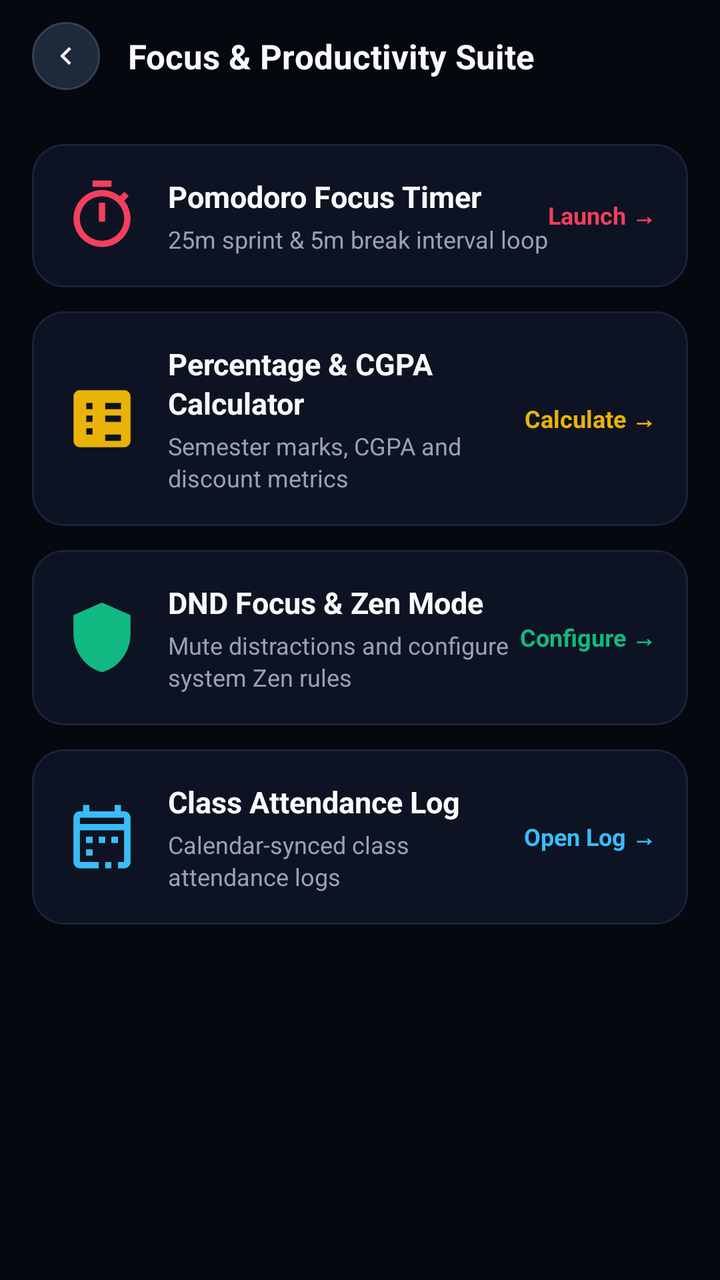
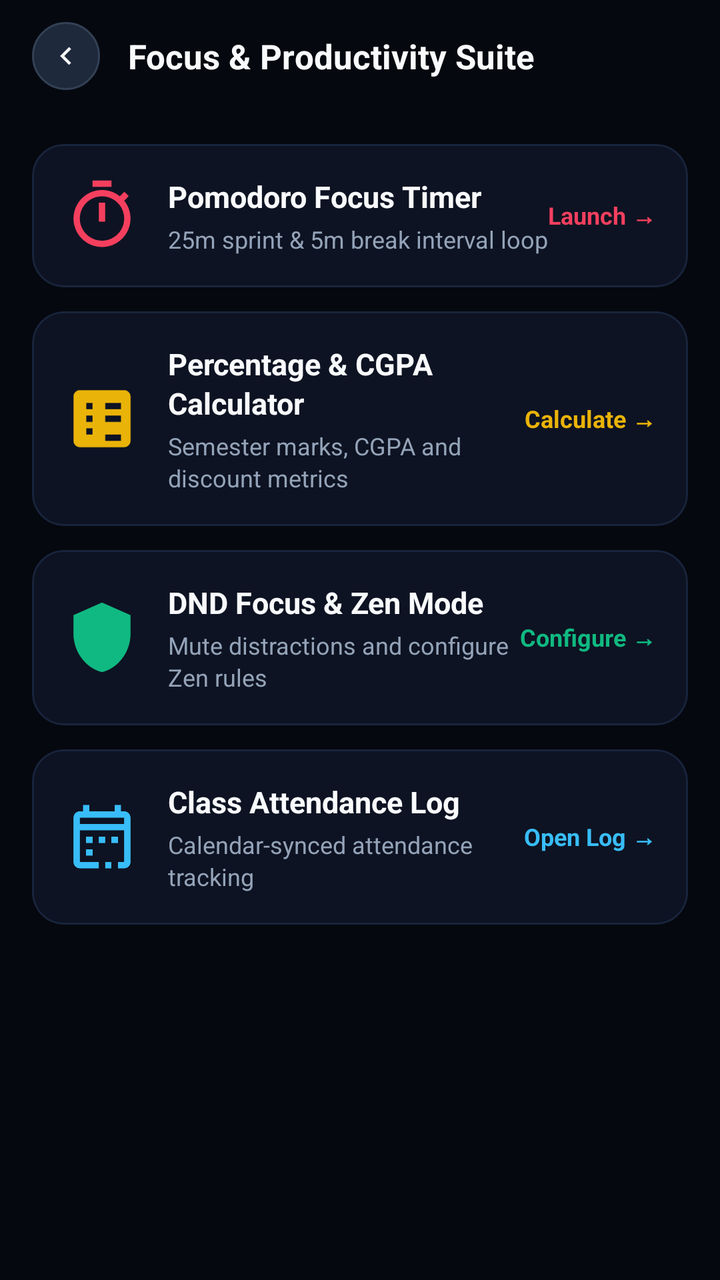

Compare the two renders of this Android layout. The source of the first and the diff that turns it into the second are given below.
<!-- AndroidManifest.xml: activity theme Theme.DuoRhythm -->
<!-- res/layout/activity_focus_suite.xml -->
<?xml version="1.0" encoding="utf-8"?>
<LinearLayout xmlns:android="http://schemas.android.com/apk/res/android"
    xmlns:app="http://schemas.android.com/apk/res-auto"
    android:layout_width="match_parent"
    android:layout_height="match_parent"
    android:background="#06080F"
    android:orientation="vertical">

    
    <LinearLayout
        android:layout_width="match_parent"
        android:layout_height="56dp"
        android:gravity="center_vertical"
        android:orientation="horizontal"
        android:paddingHorizontal="16dp">

        <ImageView
            android:id="@+id/btnBackFocus"
            android:layout_width="34dp"
            android:layout_height="34dp"
            android:background="@drawable/bg_circle_button_dark"
            android:contentDescription="Back"
            android:padding="8dp"
            android:src="@drawable/ic_chevron_left"
            app:tint="#F8FAFC" />

        <TextView
            android:layout_width="wrap_content"
            android:layout_height="wrap_content"
            android:layout_marginStart="14dp"
            android:text="Focus &amp; Productivity Suite"
            android:textColor="#F8FAFC"
            android:textSize="17sp"
            android:textStyle="bold" />
    </LinearLayout>

    <ScrollView
        android:layout_width="match_parent"
        android:layout_height="0dp"
        android:layout_weight="1"
        android:padding="16dp">

        <LinearLayout
            android:layout_width="match_parent"
            android:layout_height="wrap_content"
            android:orientation="vertical">

            
            <com.google.android.material.card.MaterialCardView
                android:id="@+id/cardPomodoroLaunch"
                android:layout_width="match_parent"
                android:layout_height="wrap_content"
                android:layout_marginBottom="12dp"
                app:cardBackgroundColor="#0D1322"
                app:cardCornerRadius="16dp"
                app:cardElevation="0dp"
                app:strokeColor="#18243C"
                app:strokeWidth="1dp">

                <LinearLayout
                    android:layout_width="match_parent"
                    android:layout_height="wrap_content"
                    android:gravity="center_vertical"
                    android:orientation="horizontal"
                    android:padding="16dp">

                    <ImageView
                        android:layout_width="38dp"
                        android:layout_height="38dp"
                        android:src="@drawable/ic_timer"
                        app:tint="#F43F5E" />

                    <LinearLayout
                        android:layout_width="0dp"
                        android:layout_height="wrap_content"
                        android:layout_marginStart="14dp"
                        android:layout_weight="1"
                        android:orientation="vertical">

                        <TextView
                            android:layout_width="wrap_content"
                            android:layout_height="wrap_content"
                            android:text="Pomodoro Focus Timer"
                            android:textColor="#F8FAFC"
                            android:textSize="15sp"
                            android:textStyle="bold" />

                        <TextView
                            android:layout_width="wrap_content"
                            android:layout_height="wrap_content"
                            android:layout_marginTop="3dp"
                            android:text="25m sprint &amp; 5m break interval loop"
                            android:textColor="#94A3B8"
                            android:textSize="12sp" />
                    </LinearLayout>

                    <TextView
                        android:layout_width="wrap_content"
                        android:layout_height="wrap_content"
                        android:text="Launch →"
                        android:textColor="#F43F5E"
                        android:textSize="12sp"
                        android:textStyle="bold" />
                </LinearLayout>
            </com.google.android.material.card.MaterialCardView>

            
            <com.google.android.material.card.MaterialCardView
                android:id="@+id/cardCalculatorLaunch"
                android:layout_width="match_parent"
                android:layout_height="wrap_content"
                android:layout_marginBottom="12dp"
                app:cardBackgroundColor="#0D1322"
                app:cardCornerRadius="16dp"
                app:cardElevation="0dp"
                app:strokeColor="#18243C"
                app:strokeWidth="1dp">

                <LinearLayout
                    android:layout_width="match_parent"
                    android:layout_height="wrap_content"
                    android:gravity="center_vertical"
                    android:orientation="horizontal"
                    android:padding="16dp">

                    <ImageView
                        android:layout_width="38dp"
                        android:layout_height="38dp"
                        android:src="@drawable/ic_calculator"
                        app:tint="#EAB308" />

                    <LinearLayout
                        android:layout_width="0dp"
                        android:layout_height="wrap_content"
                        android:layout_marginStart="14dp"
                        android:layout_weight="1"
                        android:orientation="vertical">

                        <TextView
                            android:layout_width="wrap_content"
                            android:layout_height="wrap_content"
                            android:text="Percentage &amp; CGPA Calculator"
                            android:textColor="#F8FAFC"
                            android:textSize="15sp"
                            android:textStyle="bold" />

                        <TextView
                            android:layout_width="wrap_content"
                            android:layout_height="wrap_content"
                            android:layout_marginTop="3dp"
                            android:text="Semester marks, CGPA and discount metrics"
                            android:textColor="#94A3B8"
                            android:textSize="12sp" />
                    </LinearLayout>

                    <TextView
                        android:layout_width="wrap_content"
                        android:layout_height="wrap_content"
                        android:text="Calculate →"
                        android:textColor="#EAB308"
                        android:textSize="12sp"
                        android:textStyle="bold" />
                </LinearLayout>
            </com.google.android.material.card.MaterialCardView>

            
            <com.google.android.material.card.MaterialCardView
                android:id="@+id/cardDndLaunch"
                android:layout_width="match_parent"
                android:layout_height="wrap_content"
                android:layout_marginBottom="12dp"
                app:cardBackgroundColor="#0D1322"
                app:cardCornerRadius="16dp"
                app:cardElevation="0dp"
                app:strokeColor="#18243C"
                app:strokeWidth="1dp">

                <LinearLayout
                    android:layout_width="match_parent"
                    android:layout_height="wrap_content"
                    android:gravity="center_vertical"
                    android:orientation="horizontal"
                    android:padding="16dp">

                    <ImageView
                        android:layout_width="38dp"
                        android:layout_height="38dp"
                        android:src="@drawable/ic_shield"
                        app:tint="#10B981" />

                    <LinearLayout
                        android:layout_width="0dp"
                        android:layout_height="wrap_content"
                        android:layout_marginStart="14dp"
                        android:layout_weight="1"
                        android:orientation="vertical">

                        <TextView
                            android:layout_width="wrap_content"
                            android:layout_height="wrap_content"
                            android:text="DND Focus &amp; Zen Mode"
                            android:textColor="#F8FAFC"
                            android:textSize="15sp"
                            android:textStyle="bold" />

                        <TextView
                            android:layout_width="wrap_content"
                            android:layout_height="wrap_content"
                            android:layout_marginTop="3dp"
                            android:text="Mute distractions and configure system Zen rules"
                            android:textColor="#94A3B8"
                            android:textSize="12sp" />
                    </LinearLayout>

                    <TextView
                        android:layout_width="wrap_content"
                        android:layout_height="wrap_content"
                        android:text="Configure →"
                        android:textColor="#10B981"
                        android:textSize="12sp"
                        android:textStyle="bold" />
                </LinearLayout>
            </com.google.android.material.card.MaterialCardView>

            
            <com.google.android.material.card.MaterialCardView
                android:id="@+id/cardAttendanceLaunch"
                android:layout_width="match_parent"
                android:layout_height="wrap_content"
                android:layout_marginBottom="12dp"
                app:cardBackgroundColor="#0D1322"
                app:cardCornerRadius="16dp"
                app:cardElevation="0dp"
                app:strokeColor="#18243C"
                app:strokeWidth="1dp">

                <LinearLayout
                    android:layout_width="match_parent"
                    android:layout_height="wrap_content"
                    android:gravity="center_vertical"
                    android:orientation="horizontal"
                    android:padding="16dp">

                    <ImageView
                        android:layout_width="38dp"
                        android:layout_height="38dp"
                        android:src="@drawable/ic_schedule"
                        app:tint="#38BDF8" />

                    <LinearLayout
                        android:layout_width="0dp"
                        android:layout_height="wrap_content"
                        android:layout_marginStart="14dp"
                        android:layout_weight="1"
                        android:orientation="vertical">

                        <TextView
                            android:layout_width="wrap_content"
                            android:layout_height="wrap_content"
                            android:text="Class Attendance Log"
                            android:textColor="#F8FAFC"
                            android:textSize="15sp"
                            android:textStyle="bold" />

                        <TextView
                            android:layout_width="wrap_content"
                            android:layout_height="wrap_content"
                            android:layout_marginTop="3dp"
                            android:text="Calendar-synced class attendance logs"
                            android:textColor="#94A3B8"
                            android:textSize="12sp" />
                    </LinearLayout>

                    <TextView
                        android:layout_width="wrap_content"
                        android:layout_height="wrap_content"
                        android:text="Open Log →"
                        android:textColor="#38BDF8"
                        android:textSize="12sp"
                        android:textStyle="bold" />
                </LinearLayout>
            </com.google.android.material.card.MaterialCardView>
        </LinearLayout>
    </ScrollView>
</LinearLayout>
<!-- resources referenced by this layout -->
<resources>
  <!-- drawable bg_circle_button_dark (drawable) -->
  <?xml version="1.0" encoding="utf-8"?>
  <shape xmlns:android="http://schemas.android.com/apk/res/android"
      android:shape="oval">
      <solid android:color="#1E293B" />
      <stroke
          android:width="1dp"
          android:color="#334155" />
  </shape>
  <!-- drawable ic_calculator (drawable) -->
  <vector xmlns:android="http://schemas.android.com/apk/res/android"
      android:width="24dp"
      android:height="24dp"
      android:viewportWidth="24"
      android:viewportHeight="24">
      <path
          android:fillColor="#000000"
          android:pathData="M19,3H5c-1.1,0 -2,0.9 -2,2v14c0,1.1 0.9,2 2,2h14c1.1,0 2,-0.9 2,-2V5c0,-1.1 -0.9,-2 -2,-2zm-6,4h5v2h-5V7zm0,4h5v2h-5v-2zm-6,0h2v2H7v-2zm0,-4h2v2H7V7zm0,8h2v2H7v-2zm6,2h5v2h-5v-2z"/>
  </vector>
  <!-- drawable ic_chevron_left (drawable) -->
  <vector xmlns:android="http://schemas.android.com/apk/res/android"
      android:width="24dp"
      android:height="24dp"
      android:viewportWidth="24"
      android:viewportHeight="24">
      <path
          android:fillColor="#00E5FF"
          android:pathData="M15.41,7.41L14,6l-6,6 6,6 1.41,-1.41L10.83,12z"/>
  </vector>
  <!-- drawable ic_shield (drawable) -->
  <vector xmlns:android="http://schemas.android.com/apk/res/android"
      android:width="24dp"
      android:height="24dp"
      android:viewportWidth="24"
      android:viewportHeight="24">
      <path
          android:fillColor="#FFFFFFFF"
          android:pathData="M12,1L3,5v6c0,5.55 3.84,10.74 9,12 5.16,-1.26 9,-6.45 9,-12V5l-9,-4z"/>
  </vector>
  <color name="bg_root_obsidian">#06080F</color>
  <color name="surface_card_slate">#0D1322</color>
  <color name="accent_cyan_primary">#00E5FF</color>
  <color name="accent_cyan_glow">#38BDF8</color>
  <style name="CustomBottomSheetDialog" parent="Theme.Design.Light.BottomSheetDialog">
          <item name="bottomSheetStyle">@style/CustomBottomSheetModalStyle</item>
          <item name="android:windowIsFloating">false</item>
          <item name="android:windowBackground">@android:color/transparent</item>
          <item name="android:statusBarColor">@android:color/transparent</item>
      </style>
  <style name="CardElevationRounded" parent="Widget.MaterialComponents.CardView">
          <item name="cardCornerRadius">16dp</item>
          <item name="cardElevation">0dp</item>
          <item name="strokeWidth">1dp</item>
          <item name="strokeColor">@color/border_glass_stroke</item>
          <item name="cardBackgroundColor">@color/surface_card_slate</item>
      </style>
  <style name="DuoRhythmTextView" parent="android:Widget.TextView">
          <item name="android:lineSpacingExtra">2dp</item>
          <item name="android:fontFamily">sans-serif</item>
          <item name="android:includeFontPadding">true</item>
      </style>
  <style name="DuoRhythmEditText" parent="android:Widget.EditText">
          <item name="android:lineSpacingExtra">2dp</item>
          <item name="android:fontFamily">sans-serif</item>
          <item name="android:includeFontPadding">true</item>
          <item name="android:textColor">@color/text_primary</item>
          <item name="android:textColorHint">@color/text_secondary</item>
      </style>
  <style name="CustomBottomSheetModalStyle" parent="Widget.Design.BottomSheet.Modal">
          <item name="android:background">@android:color/transparent</item>
      </style>
  <color name="border_glass_stroke">#18243C</color>
  <color name="text_primary">#F8FAFC</color>
  <color name="text_secondary">#94A3B8</color>
  <!-- unchanged entries left out for length: 3 -->
</resources>

<!-- the commit's change to res/layout/activity_focus_suite.xml (unified diff, before → after) -->
@@ -6,7 +6,6 @@
     android:background="#06080F"
     android:orientation="vertical">
 
-    
     <LinearLayout
         android:layout_width="match_parent"
         android:layout_height="56dp"
@@ -207,7 +206,7 @@
                             android:layout_width="wrap_content"
                             android:layout_height="wrap_content"
                             android:layout_marginTop="3dp"
-                            android:text="Mute distractions and configure system Zen rules"
+                            android:text="Mute distractions and configure Zen rules"
                             android:textColor="#94A3B8"
                             android:textSize="12sp" />
                     </LinearLayout>
@@ -266,7 +265,7 @@
                             android:layout_width="wrap_content"
                             android:layout_height="wrap_content"
                             android:layout_marginTop="3dp"
-                            android:text="Calendar-synced class attendance logs"
+                            android:text="Calendar-synced attendance tracking"
                             android:textColor="#94A3B8"
                             android:textSize="12sp" />
                     </LinearLayout>
